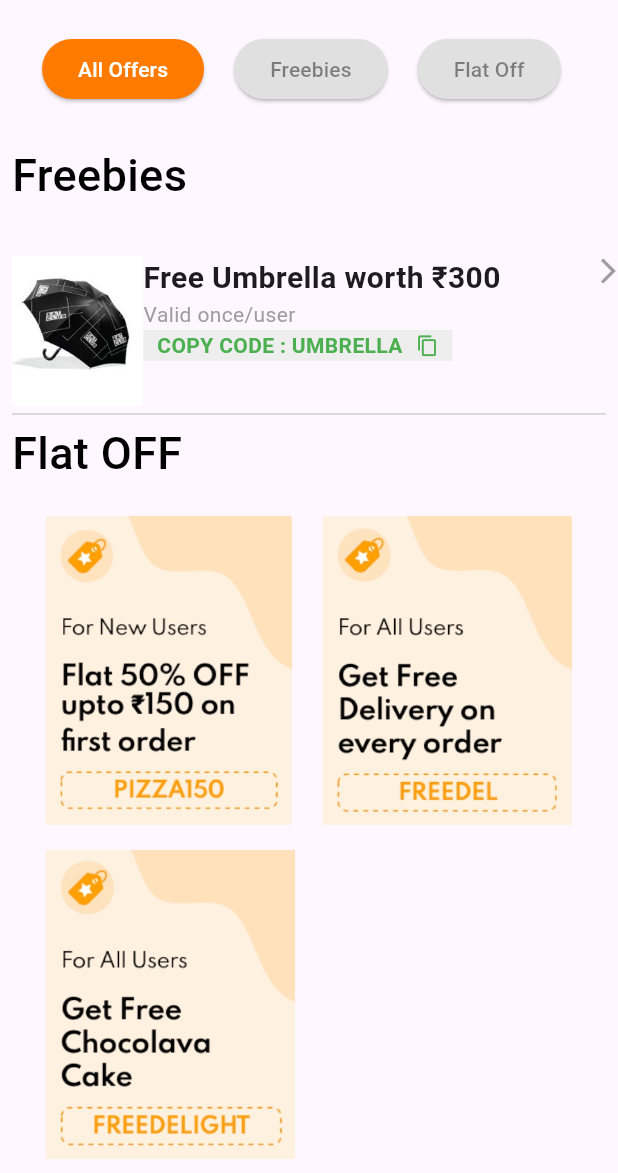
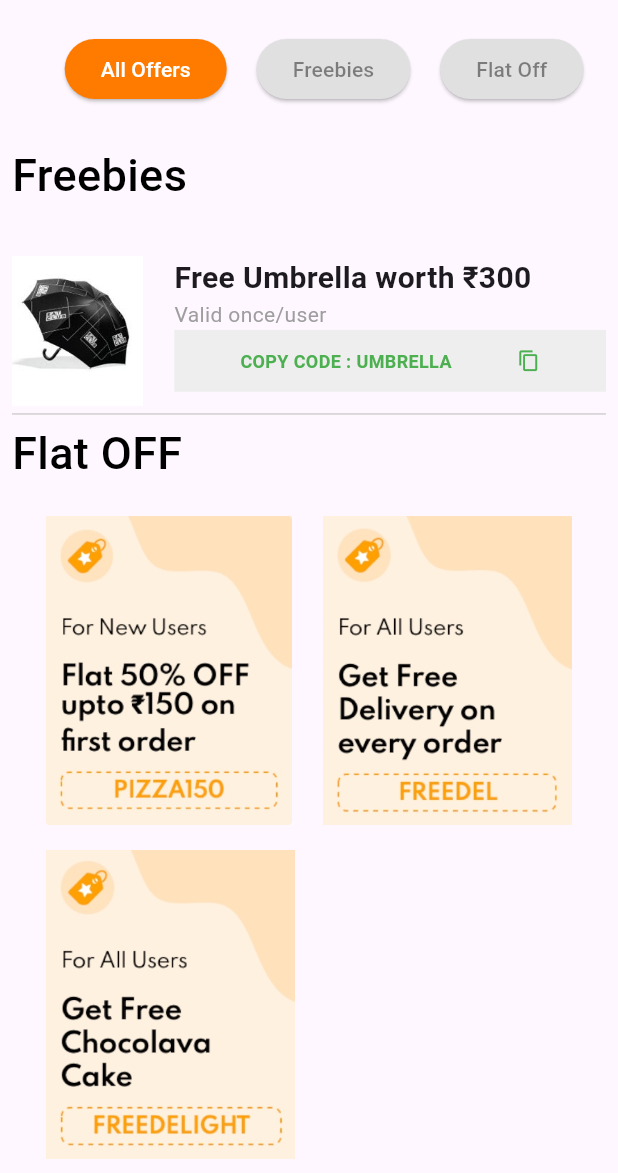
Before and after one commit to Pulkito4/Mojo_Pizza_App_MVP, a Flutter app: the Offerscreen screen opened directly, on a phone screen of 412 x 824 dp, the part 63-1236 px from its top. Run offline on Flutter 3.47's test engine with Material 3 defaults, Android fonts, the phone set to English and light mode, and no system bars; our stand-ins replace carousel_slider, cloud_firestore, firebase_auth, firebase_core, google_fonts, google_sign_in and 2 more; accounts and stored records are empty; generated files the repository leaves out were written again.

Commit message:
Fixed UI

```diff
--- a/lib/main.dart
+++ b/lib/main.dart
@@ -48,7 +48,7 @@ Future<void> main() async {
     options: DefaultFirebaseOptions.currentPlatform,
   );
 
-  runApp(const MaterialApp(
-    home: SplashScreen(),
+  runApp(MaterialApp(
+    home: HomeScreen(),
   ));
 }
--- a/lib/modules/menu/views/widgets/menucard.dart
+++ b/lib/modules/menu/views/widgets/menucard.dart
@@ -97,21 +97,25 @@ class Menucard extends StatelessWidget {
                           const SizedBox(
                             height: 15,
                           ),
-                          Row(children: [
+                          Row(
+                              mainAxisAlignment: MainAxisAlignment.spaceBetween,
+                              children: [
                                 Text("₹ $price",
                                     style: TextStyle(
-                                  color: const Color.fromARGB(255, 62, 62, 62),
+                                      color:
+                                          const Color.fromARGB(255, 62, 62, 62),
                                       fontWeight: FontWeight.w700,
                                       fontSize: textSize,
                                     )),
-                            SizedBox(
-                              width: screenWidth * 0.52,
-                            ),
+                                // SizedBox(
+                                //   width: screenWidth * 0.49,
+                                // ),
                                 OutlinedButton(
                                     onPressed: () {},
                                     style: OutlinedButton.styleFrom(
                                         shape: RoundedRectangleBorder(
-                                        borderRadius: BorderRadius.circular(8),
+                                            borderRadius:
+                                                BorderRadius.circular(8),
                                             side: const BorderSide(
                                                 color: Color.fromARGB(
                                                     255, 99, 98, 98)))),
--- a/lib/modules/offerScreen/views/pages/offerScreen.dart
+++ b/lib/modules/offerScreen/views/pages/offerScreen.dart
@@ -20,25 +20,34 @@ class _OfferscreenState extends State<Offerscreen> {
       appBar: AppBar(
         title: const Text('DEALS'),
       ),
-      body:
-      Padding(
+      body: Padding(
         padding: const EdgeInsets.all(8.0),
         child: Column(
           children: [
             // Button row to switch between sections
-            Row(
+            SingleChildScrollView(
+              scrollDirection: Axis.horizontal,
+              child: Row(
                 mainAxisAlignment: MainAxisAlignment.start,
                 children: [
-                const SizedBox(width: 20,),
+                  const SizedBox(
+                    width: 20,
+                  ),
                   _buildSectionButton('AllOffers', 'All Offers'),
-                const SizedBox(width: 20,),
-
+                  const SizedBox(
+                    width: 20,
+                  ),
                   _buildSectionButton('Freebies', 'Freebies'),
-                const SizedBox(width: 20,),
+                  const SizedBox(
+                    width: 20,
+                  ),
                   _buildSectionButton('FlatOff', 'Flat Off'),
                 ],
               ),
-            const SizedBox(height: 25,),
+            ),
+            const SizedBox(
+              height: 25,
+            ),
             Expanded(
               child: _buildSelectedSection(),
             ),
@@ -53,10 +62,12 @@ class _OfferscreenState extends State<Offerscreen> {
     bool isSelected = selectedSection == section;
     return ElevatedButton(
       style: ButtonStyle(
-        backgroundColor: WidgetStateProperty.all(
-            isSelected ? const Color.fromARGB(255, 255, 123, 0) : Colors.grey.shade300),
+        backgroundColor: WidgetStateProperty.all(isSelected
+            ? const Color.fromARGB(255, 255, 123, 0)
+            : Colors.grey.shade300),
         foregroundColor: WidgetStateProperty.all(
-            isSelected ? Colors.white : const Color.fromARGB(115, 0, 0, 0),),
+          isSelected ? Colors.white : const Color.fromARGB(115, 0, 0, 0),
+        ),
       ),
       onPressed: () {
         setState(() {
--- a/lib/modules/offerScreen/views/widgets/freebies.dart
+++ b/lib/modules/offerScreen/views/widgets/freebies.dart
@@ -42,7 +42,11 @@ class Freebies extends StatelessWidget {
                     'assets/images/freebies_umbrella.jpg',
                     height: 100,
                   ),
-                  Column(
+                  SizedBox(
+                    width: screenSize.width * 0.05,
+                  ),
+                  Expanded(
+                    child: Column(
                       crossAxisAlignment: CrossAxisAlignment.start,
                       children: [
                         const Text(
@@ -63,17 +67,24 @@ class Freebies extends StatelessWidget {
                             );
                           },
                           child: Container(
-                          width: screenSize.width * 0.5,
-                          height: screenSize.height * 0.025,
+                            width: screenSize.width * 0.9,
+                            height: screenSize.height * 0.05,
                             color: Colors.grey[200],
-                          child: const Row(
-                            mainAxisAlignment: MainAxisAlignment.spaceEvenly,
+                            child: const Column(
                               children: [
-                              Text(
+                                Expanded(
+                                  child: Row(
+                                    mainAxisAlignment:
+                                        MainAxisAlignment.spaceEvenly,
+                                    children: [
+                                      Flexible(
+                                        child: Text(
                                           "COPY CODE : UMBRELLA",
                                           style: TextStyle(
+                                              fontSize: 12,
                                               color: Colors.green,
                                               fontWeight: FontWeight.bold),
+                                        ),
                                       ),
                                       Icon(
                                         Icons.copy,
@@ -83,21 +94,25 @@ class Freebies extends StatelessWidget {
                                     ],
                                   ),
                                 ),
+                              ],
+                            ),
+                          ),
                         ),
                       ],
                     ),
-                  SizedBox(
-                    width: screenSize.width * 0.15,
                   ),
-                  Container(
-                    // color: Colors.black,
-                    alignment: Alignment.centerRight,
-                    child: const Icon(
-                      Icons.arrow_forward_ios,
-                      size: 20,
-                      color: Colors.grey,
-                    ),
-                  )
+                  // SizedBox(
+                  //   width: screenSize.width * 0.15,
+                  // ),
+                  // Container(
+                  //   // color: Colors.black,
+                  //   alignment: Alignment.centerRight,
+                  //   child: const Icon(
+                  //     Icons.arrow_forward_ios,
+                  //     size: 20,
+                  //     color: Colors.grey,
+                  //   ),
+                  // )
                 ],
               ),
             ),
--- a/lib/modules/sign_up/views/pages/otp_screen.dart
+++ b/lib/modules/sign_up/views/pages/otp_screen.dart
@@ -17,7 +17,6 @@ class OtpScreen extends StatefulWidget {
 
 class _OtpScreenState extends State<OtpScreen> {
   final TextEditingController _otpController = TextEditingController();
-
 
   @override
   Widget build(BuildContext context) {
@@ -130,7 +129,6 @@ class _OtpScreenState extends State<OtpScreen> {
                           // await _phoneAuth.signInWithPhoneNumber(
                           //     widget.phoneNumber, otp, context);
 
-
                           try {
                             PhoneAuthCredential credential =
                                 await PhoneAuthProvider.credential(
@@ -139,10 +137,17 @@ class _OtpScreenState extends State<OtpScreen> {
                             FirebaseAuth.instance
                                 .signInWithCredential(credential)
                                 .then((value) {
-                              Navigator.push(
-                                  context,
-                                  MaterialPageRoute(
-                                      builder: (context) => HomeScreen()));
+                              // Navigator.push(
+                              //     context,
+                              //     MaterialPageRoute(
+                              //         builder: (context) => HomeScreen()));
+                              Navigator.pushAndRemoveUntil(
+                                context,
+                                MaterialPageRoute(
+                                    builder: (context) => HomeScreen()),
+                                (Route<dynamic> route) =>
+                                    false, // This removes all the previous routes
+                              );
                             });
                           } catch (e) {
                             ScaffoldMessenger.of(context).showSnackBar(
```
Lines whose indentation alone changed are shown as unchanged.
